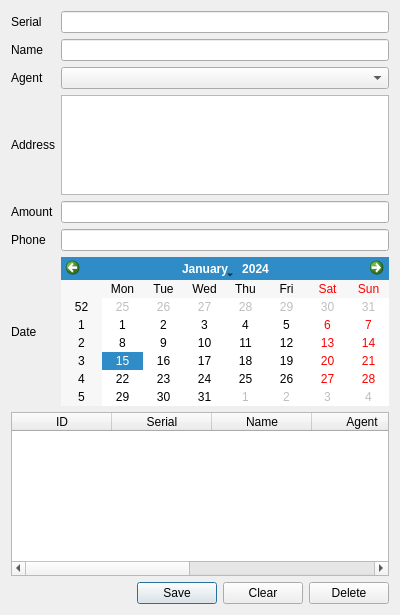
Before: the Qt Designer form editdebtordialog.ui in alanhaggai/Daily-Collection, drawn with Qt 5.
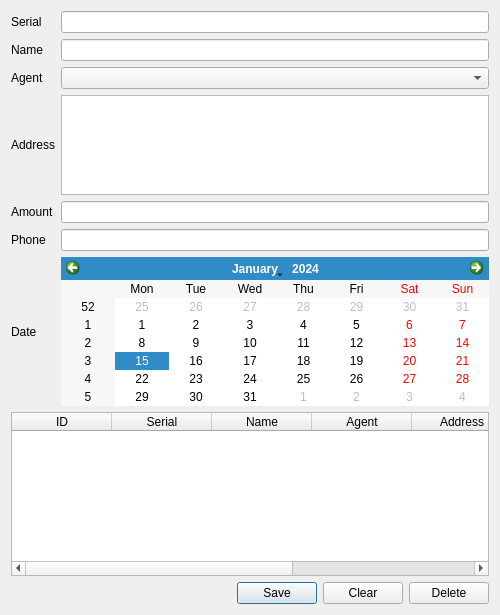
After: the same form once the commit is applied.

Commit message: Resized all dialogs' widths from 400px to 500px

The edit to the form file:
```diff
--- a/editdebtordialog.ui
+++ b/editdebtordialog.ui
@@ -6,7 +6,7 @@
    <rect>
     <x>0</x>
     <y>0</y>
-    <width>400</width>
+    <width>500</width>
     <height>615</height>
    </rect>
   </property>
```
The commit also changes 5 other files.
